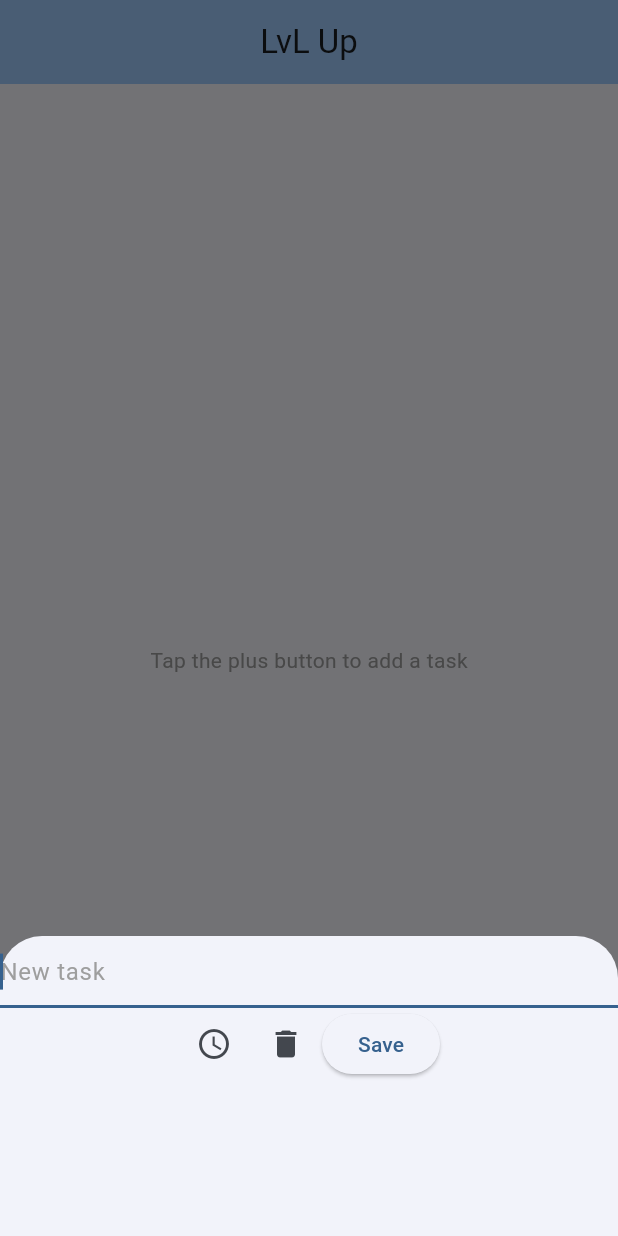
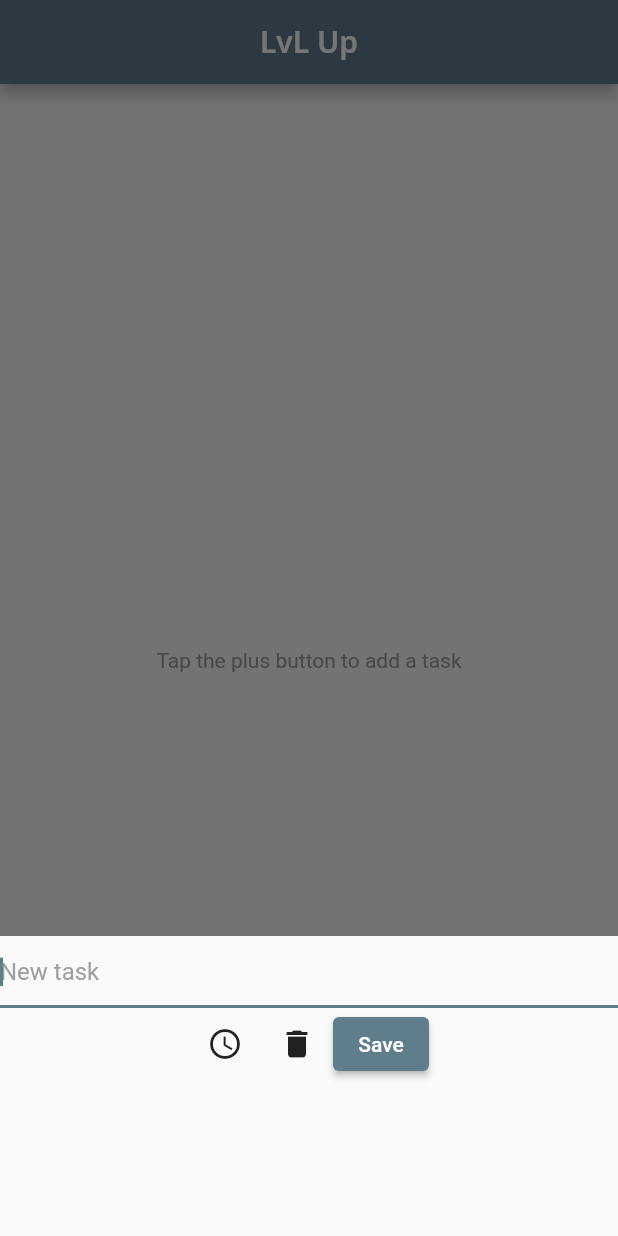
Before and after one commit to brunofreda/lvl-up, a Flutter app: the screen it shows after launch, after a tap on the "add" icon, on a phone screen of 412 x 824 dp. Run offline on Flutter 3.47's test engine with Material 2 defaults, Android fonts, the phone set to English and light mode, and no system bars; our stand-ins replace google_fonts.

Commit message:
Cleaning up the code

```diff
--- a/lib/main.dart
+++ b/lib/main.dart
@@ -1,6 +1,6 @@
 import 'package:flutter/material.dart';
 
-import 'tasks_page.dart';
+import 'pages/tasks_page.dart';
 
 void main() {
   runApp(const AppWidget());
@@ -14,9 +14,9 @@ class AppWidget extends StatelessWidget {
   Widget build(BuildContext context) {
     return MaterialApp(
       title: 'LvL Up',
+      debugShowCheckedModeBanner: false,
       theme: ThemeData(
-        colorScheme: ColorScheme.fromSeed(seedColor: Colors.blue),
-        useMaterial3: true,
+        primarySwatch: Colors.blueGrey,
       ),
       home: const MainTasksPage(title: 'LvL Up'),
     );
--- /dev/null
+++ b/lib/pages/tasks_page.dart
@@ -0,0 +1,63 @@
+import 'package:flutter/material.dart';
+import 'package:google_fonts/google_fonts.dart';
+
+import '../utilities/add_item_button.dart';
+import '../utilities/item_list_visualizer.dart';
+
+// TODO : Logo.
+class MainTasksPage extends StatefulWidget {
+  const MainTasksPage({super.key, required this.title});
+
+  final String title;
+
+  @override
+  State<MainTasksPage> createState() => _MainTasksPageState();
+}
+
+class _MainTasksPageState extends State<MainTasksPage> {
+  // TODO : Add date on second popup window
+  // TODO : Make date selected replace clock icon and make it
+  // TODO > reappear if date is deleted.  // TODO: Create points counter.
+  // TODO : Sort: By date/My order.
+  // TODO : Give option whether to keep as scratched or delete completed
+  // TODO > tasks.
+  final formKey = GlobalKey<FormState>();
+  final List<String?> _mainTasks = [];
+
+  void _addTask(newTask) {
+    setState(() {
+      _mainTasks.add(newTask);
+    });
+  }
+
+  @override
+  Widget build(BuildContext context) {
+    return Scaffold(
+      appBar: AppBar(
+        title: Center(
+          child: Text(
+            widget.title,
+            style: GoogleFonts.notoSans(
+              fontWeight: FontWeight.w600,
+            ),
+          ),
+        ),
+      ),
+      body: Center(
+        child: Column(
+          mainAxisAlignment: MainAxisAlignment.center,
+          children: <Widget>[
+            ItemsListVisualizer(
+                itemsList: _mainTasks,
+            ),
+          ],
+        ),
+      ),
+      floatingActionButton: AddItemButton(
+        formKey: formKey,
+        hintString: 'New task',
+        addFunction: _addTask,
+      ),
+    );
+  }
+}
--- a/lib/tasks_page.dart
+++ /dev/null
@@ -1,170 +0,0 @@
-import 'package:flutter/material.dart';
-
-// TODO : Logo.
-class MainTasksPage extends StatefulWidget {
-  const MainTasksPage({super.key, required this.title});
-
-  final String title;
-
-  @override
-  State<MainTasksPage> createState() => _MainTasksPageState();
-}
-
-class _MainTasksPageState extends State<MainTasksPage> {
-  // TODO : Check in the tutorial if the scaffold and the formKey needs to be
-  // TODO > abstracted from this class
-  // TODO : Add date on second popup window
-  // TODO : Make date selected replace clock icon and make it
-  // TODO > reappear if date is deleted.  // TODO: Create points counter.
-  // TODO : Sort: By date/My order.
-  // TODO : Give option whether to keep as scratched or delete completed
-  // TODO > tasks.
-  final formKey = GlobalKey<FormState>();
-  final List<String?> _tasks = [];
-
-  void _addTask(newTask) {
-    setState(() {
-      _tasks.add(newTask);
-    });
-  }
-
-  @override
-  Widget build(BuildContext context) {
-    return Scaffold(
-      appBar: AppBar(
-        backgroundColor: Theme.of(context).colorScheme.inversePrimary,
-        title: Center(
-          child: Text(widget.title),
-        ),
-      ),
-      body: Center(
-        child: Column(
-          mainAxisAlignment: MainAxisAlignment.center,
-          children: <Widget>[
-            ItemsListVisualizer(
-                itemsList: _tasks,
-            ),
-          ],
-        ),
-      ),
-      floatingActionButton: AddItemButton(
-        formKey: formKey,
-        hintString: 'New task',
-        addFunction: _addTask,
-      ),
-    );
-  }
-}
-
-class ItemsListVisualizer extends StatelessWidget {
-  const ItemsListVisualizer({super.key, required this.itemsList});
-
-  final List itemsList;
-
-  @override
-  Widget build(BuildContext context) {
-    return itemsList.isEmpty
-        ? const Text(
-            'Tap the plus button to add a task',
-            style: TextStyle(color: Colors.grey),
-          )
-        : Text(
-          '$itemsList',
-          );
-  }
-}
-
-class AddItemButton extends StatelessWidget {
-  const AddItemButton({
-    super.key,
-    required this.formKey,
-    required this.hintString,
-    required this.addFunction
-  });
-
-  final GlobalKey<FormState> formKey;
-  final String hintString;
-  final void Function(String? newItem) addFunction;
-
-  @override
-  Widget build(BuildContext context) {
-    return FloatingActionButton(
-      onPressed: () {
-        showModalBottomSheet(
-          context: context,
-          isScrollControlled: true,
-          builder: (BuildContext context) {
-            return Padding(
-              padding: EdgeInsets.only(
-                bottom: MediaQuery.of(context).viewInsets.bottom
-              ),
-              child: SizedBox(
-                height: 200,
-                child: Center(
-                  child: Form(
-                    key: formKey,
-                    child: Column(
-                      children: [
-                        TextFormField(
-                          decoration: InputDecoration(
-                            hintText: hintString,
-                            hintStyle: const TextStyle(
-                              color: Colors.grey,
-                            ),
-                            labelStyle: const TextStyle(
-                              color: Colors.grey
-                            ),
-                          ),
-                          autofocus: true,
-                          onSaved: (newItem) => addFunction(newItem),
-                        ),
-                        Row(
-                          mainAxisAlignment: MainAxisAlignment.center,
-                          // TODO : Abstract this two buttons
-                          children: [
-                            Flexible(
-                              child: IconButton(
-                                  onPressed:() => 0,
-                                  icon: const Icon(Icons.access_time)
-                              ),
-                            ),
-                            Flexible(
-                              child: IconButton(
-                                  onPressed:() => 0,
-                                  icon: const Icon(Icons.delete)
-                              ),
-                            ),
-                            Flexible(
-                              child: ElevatedButton(
-                                child: const Text('Save'),
-                                onPressed: () {
-                                  if (formKey.currentState?.validate() == true) {
-                                    formKey.currentState?.save();
-                                  }
-
-                                  Navigator.pop(context);
-                                },
-                              )
-                            ),
-                          ],
-                        ),
-                      ],
-                    ),
-                  ),
-                ),
-              ),
-            );
-          }
-        );
-      },
-      tooltip: 'Increment',
-      child: const Icon(Icons.add),
-    );
-  }
-
-  // DatePickerDialog(
-  //   initialDate: DateTime.now(),
-  //   firstDate: DateTime.now(),
-  //   lastDate: DateTime(2024)),
-  // ,
-}
--- /dev/null
+++ b/lib/utilities/add_item_button.dart
@@ -0,0 +1,97 @@
+import 'package:flutter/material.dart';
+
+class AddItemButton extends StatelessWidget {
+  const AddItemButton({
+    super.key,
+    required this.formKey,
+    required this.hintString,
+    required this.addFunction
+  });
+
+  final GlobalKey<FormState> formKey;
+  final String hintString;
+  final void Function(String? newItem) addFunction;
+
+  @override
+  Widget build(BuildContext context) {
+    return FloatingActionButton(
+      onPressed: () {
+        showModalBottomSheet(
+            context: context,
+            isScrollControlled: true,
+            builder: (BuildContext context) {
+              return Padding(
+                padding: EdgeInsets.only(
+                    bottom: MediaQuery.of(context).viewInsets.bottom
+                ),
+                child: SizedBox(
+                  height: 200,
+                  child: Center(
+                    child: Form(
+                      key: formKey,
+                      child: Column(
+                        children: [
+                          TextFormField(
+                            decoration: InputDecoration(
+                              hintText: hintString,
+                              hintStyle: const TextStyle(
+                                color: Colors.grey,
+                              ),
+                              labelStyle: const TextStyle(
+                                  color: Colors.grey
+                              ),
+                            ),
+                            autofocus: true,
+                            onSaved: (newItem) => addFunction(newItem),
+                          ),
+                          Row(
+                            mainAxisAlignment: MainAxisAlignment.center,
+                            // TODO : Abstract this two buttons after giving them
+                            // TODO > functionality
+                            children: [
+                              Flexible(
+                                child: IconButton(
+                                    onPressed:() => 0,
+                                    icon: const Icon(Icons.access_time)
+                                ),
+                              ),
+                              Flexible(
+                                child: IconButton(
+                                    onPressed:() => 0,
+                                    icon: const Icon(Icons.delete)
+                                ),
+                              ),
+                              Flexible(
+                                  child: ElevatedButton(
+                                    child: const Text('Save'),
+                                    onPressed: () {
+                                      if (formKey.currentState?.validate() == true) {
+                                        formKey.currentState?.save();
+                                      }
+
+                                      Navigator.pop(context);
+                                    },
+                                  )
+                              ),
+                            ],
+                          ),
+                        ],
+                      ),
+                    ),
+                  ),
+                ),
+              );
+            }
+        );
+      },
+      tooltip: 'Increment',
+      child: const Icon(Icons.add),
+    );
+  }
+
+// DatePickerDialog(
+//   initialDate: DateTime.now(),
+//   firstDate: DateTime.now(),
+//   lastDate: DateTime(2024)),
+// ,
+}
--- /dev/null
+++ b/lib/utilities/item_list_visualizer.dart
@@ -0,0 +1,28 @@
+import 'package:flutter/material.dart';
+
+import '../utilities/tile.dart';
+
+class ItemsListVisualizer extends StatelessWidget {
+  const ItemsListVisualizer({super.key, required this.itemsList});
+
+  final List itemsList;
+
+  @override
+  Widget build(BuildContext context) {
+    return itemsList.isEmpty
+        ? const Text(
+      'Tap the plus button to add a task',
+      style: TextStyle(color: Colors.grey),
+    )
+        : Text(
+      '$itemsList',
+    );
+    // ListView(
+    //   children: [
+    //     // for (String item in itemsList) {
+    //     //   Tile(tileText: item);
+    //     // }
+    //   ],
+    // )
+  }
+}
--- /dev/null
+++ b/lib/utilities/tile.dart
@@ -0,0 +1,14 @@
+import 'package:flutter/material.dart';
+
+class Tile extends StatelessWidget {
+  const Tile({super.key, required this.tileText});
+
+  final String tileText;
+
+  @override
+  Widget build(BuildContext context) {
+    return Container(
+      child: Text(tileText),
+    );
+  }
+}
--- a/pubspec.yaml
+++ b/pubspec.yaml
@@ -35,6 +35,7 @@ dependencies:
   # The following adds the Cupertino Icons font to your application.
   # Use with the CupertinoIcons class for iOS style icons.
   cupertino_icons: ^1.0.2
+  google_fonts: ^5.1.0
 
 dev_dependencies:
   flutter_test:
```
Also changed, not shown: pubspec.lock, 2 other files.
